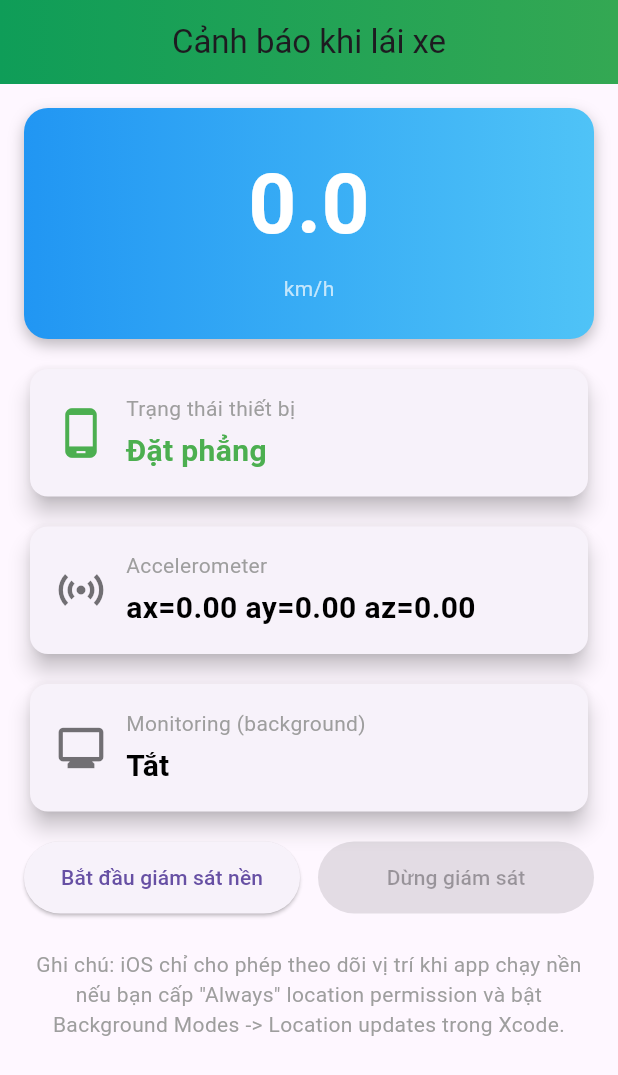
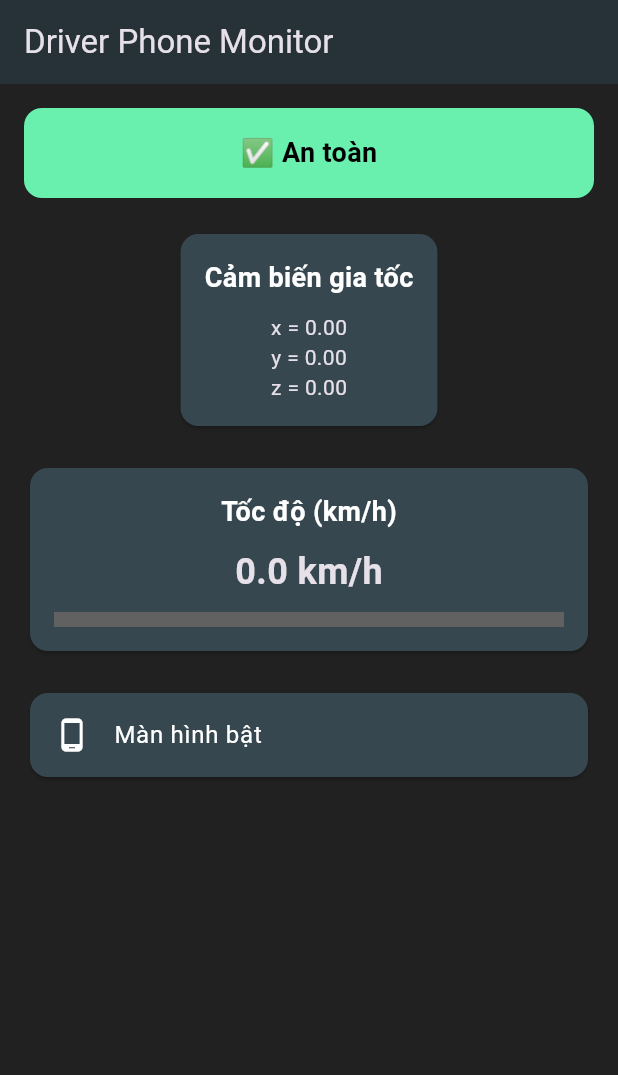
Before and after one commit to nguyenquangnam1988vt-eng/flutter_app, a Flutter app: the screen it shows after launch, on a phone screen of 412 x 824 dp. Shown: the top 1075 px of the screen. Run offline on Flutter 3.47's test engine with Material 3 defaults, Android fonts, the light colour scheme and no system bars; our stand-ins replace geolocator, permission_handler, sensors_plus, vibration.

Commit message:
update something

```diff
--- a/lib/main.dart
+++ b/lib/main.dart
@@ -1,315 +1,196 @@
-import 'dart:async';
 import 'package:flutter/material.dart';
-import 'package:flutter/services.dart';
+import 'package:sensors_plus/sensors_plus.dart';
 import 'package:geolocator/geolocator.dart';
-import 'package:sensors_plus/sensors_plus.dart';
-import 'package:flutter_local_notifications/flutter_local_notifications.dart';
+import 'package:vibration/vibration.dart';
 import 'package:permission_handler/permission_handler.dart';
-import 'package:vibration/vibration.dart';
 
 void main() {
-  WidgetsFlutterBinding.ensureInitialized();
-  runApp(const MyApp());
+  runApp(MyApp());
 }
 
-const MethodChannel _nativeChannel = MethodChannel('driver_monitor/native');
-
-class MyApp extends StatefulWidget {
-  const MyApp({super.key});
+class MyApp extends StatelessWidget {
   @override
-  State<MyApp> createState() => _MyAppState();
+  Widget build(BuildContext context) {
+    return MaterialApp(
+      title: 'Driver Phone Monitor',
+      theme: ThemeData(
+        primarySwatch: Colors.blue,
+        brightness: Brightness.dark,
+      ),
+      home: Dashboard(),
+      debugShowCheckedModeBanner: false,
+    );
+  }
 }
 
-enum PhonePosition { Flat, Upright, Tilted }
+class Dashboard extends StatefulWidget {
+  @override
+  State<Dashboard> createState() => _DashboardState();
+}
 
-class _MyAppState extends State<MyApp> {
-  final FlutterLocalNotificationsPlugin _localNotif = FlutterLocalNotificationsPlugin();
-
-  double _ax = 0, _ay = 0, _az = 0;
-  double _speedKmh = 0;
-  bool _alerted = false;
-  bool _isMonitoring = false;
-
-  PhonePosition _position = PhonePosition.Flat;
-
-  StreamSubscription<AccelerometerEvent>? _accelSub;
-  StreamSubscription<Position>? _posSub;
+class _DashboardState extends State<Dashboard> with SingleTickerProviderStateMixin {
+  double x = 0, y = 0, z = 0;
+  double speed = 0;
+  bool screenOn = true; // Giả lập
+  bool alert = false;
 
   @override
   void initState() {
     super.initState();
-    _initNotifications();
-    _setupNativeCallback();
-    _startAccelerometer();
-    _listenPositionForeground();
+    _requestPermissions();
+    _listenSensors();
+    _listenLocation();
   }
 
-  @override
-  void dispose() {
-    _accelSub?.cancel();
-    _posSub?.cancel();
-    super.dispose();
+  Future<void> _requestPermissions() async {
+    await Permission.location.request();
+    await Permission.sensors.request();
   }
 
-  Future<void> _initNotifications() async {
-    const android = AndroidInitializationSettings('@mipmap/ic_launcher');
-    const iOS = DarwinInitializationSettings();
-    await _localNotif.initialize(const InitializationSettings(android: android, iOS: iOS));
-  }
-
-  void _setupNativeCallback() {
-    _nativeChannel.setMethodCallHandler((call) async {
-      if (call.method == 'backgroundSpeedAlert') {
-        final args = call.arguments as Map<dynamic, dynamic>?;
-        final speed = (args?['speed'] ?? 0).toDouble();
-        _showBackgroundAlert(speed);
-      }
+  void _listenSensors() {
+    accelerometerEvents.listen((event) {
+      setState(() {
+        x = event.x;
+        y = event.y;
+        z = event.z;
+      });
+      _checkAlert();
     });
   }
 
-  Future<void> _showBackgroundAlert(double speed) async {
-    const androidDetails = AndroidNotificationDetails(
-        'bg_alerts', 'Background Alerts',
-        channelDescription: 'Alerts sent from iOS native when speed threshold exceeded',
-        importance: Importance.max, priority: Priority.high);
-    const iOSDetails = DarwinNotificationDetails();
-    const details = NotificationDetails(android: androidDetails, iOS: iOSDetails);
+  void _listenLocation() async {
+    bool serviceEnabled = await Geolocator.isLocationServiceEnabled();
+    if (!serviceEnabled) return;
 
-    await _localNotif.show(999, 'Cảnh báo nền',
-        'Phát hiện di chuyển ${speed.toStringAsFixed(1)} km/h — mở app để kiểm tra', details);
-
-    if (await Vibration.hasVibrator() ?? false) Vibration.vibrate(duration: 800);
-  }
-
-  void _startAccelerometer() {
-    _accelSub = accelerometerEvents.listen((e) {
+    Geolocator.getPositionStream(
+      locationSettings: const LocationSettings(
+        accuracy: LocationAccuracy.high,
+        distanceFilter: 1,
+      ),
+    ).listen((Position position) {
       setState(() {
-        _ax = e.x;
-        _ay = e.y;
-        _az = e.z;
-        _position = _detectPhonePosition(_ax, _ay, _az);
+        speed = position.speed * 3.6; // m/s -> km/h
       });
+      _checkAlert();
     });
   }
 
-  PhonePosition _detectPhonePosition(double ax, double ay, double az) {
-    if (az.abs() > 7 && ax.abs() < 3 && ay.abs() < 3) return PhonePosition.Flat;
-    if (az.abs() < 5 && (ax.abs() > 5 || ay.abs() > 5)) return PhonePosition.Upright;
-    return PhonePosition.Tilted;
-  }
+  void _checkAlert() {
+    bool isTilted = (x.abs() > 3 || y.abs() > 3); // điều chỉnh theo cảm biến
+    bool overSpeed = speed > 30; // >30 km/h
 
-  void _listenPositionForeground() async {
-    final status = await Permission.locationWhenInUse.request();
-    if (!status.isGranted) return;
-
-    const settings = LocationSettings(
-        accuracy: LocationAccuracy.bestForNavigation, distanceFilter: 5);
-
-    _posSub = Geolocator.getPositionStream(locationSettings: settings)
-        .listen((pos) {
-      final speed = (pos.speed >= 0) ? pos.speed * 3.6 : 0.0;
-      setState(() => _speedKmh = speed);
-    });
-  }
-
-  void _onUserInteraction() {
-    const speedThreshold = 30.0;
-    if (_position != PhonePosition.Flat && _speedKmh > speedThreshold && !_alerted) {
-      _triggerForegroundAlert();
+    if (isTilted && screenOn && overSpeed) {
+      if (!alert) Vibration.vibrate(duration: 1000);
+      setState(() {
+        alert = true;
+      });
+      print("⚠️ Cảnh báo: Không sử dụng điện thoại khi lái xe!");
+    } else {
+      setState(() {
+        alert = false;
+      });
     }
   }
 
-  Future<void> _triggerForegroundAlert() async {
-    _alerted = true;
+  Color getAlertColor() => alert ? Colors.redAccent : Colors.greenAccent;
 
-    if (await Vibration.hasVibrator() ?? false) Vibration.vibrate(duration: 1000);
+  @override
+  Widget build(BuildContext context) {
+    return Scaffold(
+      backgroundColor: Colors.grey[900],
+      appBar: AppBar(
+        title: Text("Driver Phone Monitor"),
+        backgroundColor: Colors.blueGrey[900],
+      ),
+      body: Padding(
+        padding: const EdgeInsets.all(16.0),
+        child: Column(
+          children: [
+            // Alert Banner
+            AnimatedContainer(
+              duration: Duration(milliseconds: 500),
+              height: 60,
+              width: double.infinity,
+              decoration: BoxDecoration(
+                color: getAlertColor(),
+                borderRadius: BorderRadius.circular(12),
+              ),
+              alignment: Alignment.center,
+              child: Text(
+                alert ? "⚠️ Cảnh báo: Không sử dụng điện thoại!" : "✅ An toàn",
+                style: TextStyle(
+                  color: Colors.black,
+                  fontWeight: FontWeight.bold,
+                  fontSize: 18,
+                ),
+              ),
+            ),
+            SizedBox(height: 20),
 
-    const androidDetails = AndroidNotificationDetails('fg_alerts', 'Foreground Alerts',
-        channelDescription: 'FG alerts', importance: Importance.max, priority: Priority.high);
-    const iOSDetails = DarwinNotificationDetails();
-    await _localNotif.show(1, 'Cảnh báo lái xe',
-        'Phát hiện thao tác khi đang di chuyển >30 km/h', const NotificationDetails(android: androidDetails, iOS: iOSDetails));
+            // Accelerometer Card
+            Card(
+              color: Colors.blueGrey[800],
+              shape: RoundedRectangleBorder(borderRadius: BorderRadius.circular(12)),
+              child: Padding(
+                padding: const EdgeInsets.all(16.0),
+                child: Column(
+                  children: [
+                    Text(
+                      "Cảm biến gia tốc",
+                      style: TextStyle(fontSize: 18, fontWeight: FontWeight.bold, color: Colors.white),
+                    ),
+                    SizedBox(height: 10),
+                    Text("x = ${x.toStringAsFixed(2)}"),
+                    Text("y = ${y.toStringAsFixed(2)}"),
+                    Text("z = ${z.toStringAsFixed(2)}"),
+                  ],
+                ),
+              ),
+            ),
+            SizedBox(height: 20),
 
-    if (mounted) {
-      showDialog(
-        context: context,
-        builder: (c) {
-          return AlertDialog(
-            title: const Text('Cảnh báo'),
-            content: const Text(
-                'Phát hiện sử dụng điện thoại khi phương tiện đang di chuyển. Vui lòng dừng xe để sử dụng.'),
-            actions: [
-              TextButton(onPressed: () => Navigator.of(c).pop(), child: const Text('OK'))
-            ],
-          );
-        },
-      );
-    }
+            // Speed Card
+            Card(
+              color: Colors.blueGrey[800],
+              shape: RoundedRectangleBorder(borderRadius: BorderRadius.circular(12)),
+              child: Padding(
+                padding: const EdgeInsets.all(16.0),
+                child: Column(
+                  children: [
+                    Text(
+                      "Tốc độ (km/h)",
+                      style: TextStyle(fontSize: 18, fontWeight: FontWeight.bold, color: Colors.white),
+                    ),
+                    SizedBox(height: 10),
+                    Text(
+                      "${speed.toStringAsFixed(1)} km/h",
+                      style: TextStyle(fontSize: 24, fontWeight: FontWeight.bold),
+                    ),
+                    SizedBox(height: 10),
+                    LinearProgressIndicator(
+                      value: (speed / 100).clamp(0, 1),
+                      color: alert ? Colors.redAccent : Colors.greenAccent,
+                      backgroundColor: Colors.grey[700],
+                      minHeight: 10,
+                    ),
+                  ],
+                ),
+              ),
+            ),
+            SizedBox(height: 20),
 
-    Future.delayed(const Duration(seconds: 20), () {
-      _alerted = false;
-    });
-  }
-
-  Future<void> _startBackgroundMonitoring() async {
-    try {
-      await _nativeChannel.invokeMethod('startBackground');
-      setState(() => _isMonitoring = true);
-    } on PlatformException catch (e) {
-      debugPrint('startBackground failed: $e');
-    }
-  }
-
-  Future<void> _stopBackgroundMonitoring() async {
-    try {
-      await _nativeChannel.invokeMethod('stopBackground');
-      setState(() => _isMonitoring = false);
-    } on PlatformException catch (e) {
-      debugPrint('stopBackground failed: $e');
-    }
-  }
-
-  Widget _buildStatusCard(String title, String value, {Color? color, IconData? icon}) {
-    return Card(
-      elevation: 6,
-      shape: RoundedRectangleBorder(borderRadius: BorderRadius.circular(12)),
-      child: Container(
-        padding: const EdgeInsets.all(16),
-        width: double.infinity,
-        child: Row(
-          children: [
-            if (icon != null) Icon(icon, size: 36, color: color ?? Colors.black54),
-            if (icon != null) const SizedBox(width: 12),
-            Column(
-              crossAxisAlignment: CrossAxisAlignment.start,
-              children: [
-                Text(title, style: const TextStyle(fontSize: 14, color: Colors.grey)),
-                const SizedBox(height: 4),
-                Text(value,
-                    style: TextStyle(
-                        fontSize: 20, fontWeight: FontWeight.bold, color: color ?? Colors.black)),
-              ],
-            )
+            // Screen status
+            Card(
+              color: Colors.blueGrey[800],
+              shape: RoundedRectangleBorder(borderRadius: BorderRadius.circular(12)),
+              child: ListTile(
+                leading: Icon(screenOn ? Icons.phone_android : Icons.phone_disabled, color: Colors.white),
+                title: Text("Màn hình bật", style: TextStyle(color: Colors.white)),
+              ),
+            ),
           ],
         ),
       ),
     );
   }
-
-  Color _getPositionColor() {
-    switch (_position) {
-      case PhonePosition.Flat:
-        return Colors.green;
-      case PhonePosition.Upright:
-        return Colors.red;
-      case PhonePosition.Tilted:
-        return Colors.orange;
-    }
-  }
-
-  IconData _getPositionIcon() {
-    switch (_position) {
-      case PhonePosition.Flat:
-        return Icons.phone_android;
-      case PhonePosition.Upright:
-        return Icons.phone_iphone;
-      case PhonePosition.Tilted:
-        return Icons.screen_rotation;
-    }
-  }
-
-  @override
-  Widget build(BuildContext context) {
-    return Listener(
-      behavior: HitTestBehavior.translucent,
-      onPointerDown: (_) => _onUserInteraction(),
-      child: MaterialApp(
-        debugShowCheckedModeBanner: false,
-        home: Scaffold(
-          appBar: AppBar(
-            title: const Text('Cảnh báo khi lái xe'),
-            centerTitle: true,
-            flexibleSpace: Container(
-              decoration: const BoxDecoration(
-                  gradient: LinearGradient(colors: [Color(0xFF0F9D58), Color(0xFF34A853)])),
-            ),
-          ),
-          body: SingleChildScrollView(
-            padding: const EdgeInsets.all(16),
-            child: Column(
-              children: [
-                Container(
-                  width: double.infinity,
-                  padding: const EdgeInsets.symmetric(vertical: 24),
-                  decoration: BoxDecoration(
-                    borderRadius: BorderRadius.circular(16),
-                    gradient: const LinearGradient(
-                        colors: [Color(0xFF2196F3), Color(0xFF4FC3F7)]),
-                    boxShadow: const [
-                      BoxShadow(color: Colors.black26, blurRadius: 8, offset: Offset(0, 4))
-                    ],
-                  ),
-                  child: Column(
-                    children: [
-                      Text('${_speedKmh.toStringAsFixed(1)}',
-                          style: const TextStyle(
-                              fontSize: 56, fontWeight: FontWeight.bold, color: Colors.white)),
-                      const SizedBox(height: 6),
-                      const Text('km/h', style: TextStyle(color: Colors.white70)),
-                    ],
-                  ),
-                ),
-                const SizedBox(height: 16),
-                _buildStatusCard('Trạng thái thiết bị',
-                    _position == PhonePosition.Flat
-                        ? 'Đặt phẳng'
-                        : _position == PhonePosition.Upright
-                            ? 'Dựng thẳng'
-                            : 'Nghiêng',
-                    color: _getPositionColor(),
-                    icon: _getPositionIcon()),
-                const SizedBox(height: 12),
-                _buildStatusCard(
-                    'Accelerometer',
-                    'ax=${_ax.toStringAsFixed(2)} ay=${_ay.toStringAsFixed(2)} az=${_az.toStringAsFixed(2)}',
-                    icon: Icons.sensors),
-                const SizedBox(height: 12),
-                _buildStatusCard('Monitoring (background)', _isMonitoring ? 'Bật' : 'Tắt',
-                    icon: Icons.monitor),
-                const SizedBox(height: 16),
-                Row(
-                  children: [
-                    Expanded(
-                      child: ElevatedButton(
-                        onPressed: _isMonitoring ? null : _startBackgroundMonitoring,
-                        style: ElevatedButton.styleFrom(
-                            padding: const EdgeInsets.symmetric(vertical: 14)),
-                        child: const Text('Bắt đầu giám sát nền'),
-                      ),
-                    ),
-                    const SizedBox(width: 12),
-                    Expanded(
-                      child: ElevatedButton(
-                        onPressed: _isMonitoring ? _stopBackgroundMonitoring : null,
-                        style: ElevatedButton.styleFrom(
-                            backgroundColor: Colors.red,
-                            padding: const EdgeInsets.symmetric(vertical: 14)),
-                        child: const Text('Dừng giám sát'),
-                      ),
-                    ),
-                  ],
-                ),
-                const SizedBox(height: 24),
-                const Text(
-                  'Ghi chú: iOS chỉ cho phép theo dõi vị trí khi app chạy nền nếu bạn cấp "Always" location permission và bật Background Modes -> Location updates trong Xcode.',
-                  style: TextStyle(color: Colors.grey),
-                  textAlign: TextAlign.center,
-                ),
-              ],
-            ),
-          ),
-        ),
-      ),
-    );
-  }
 }
```
Also changed, not shown: pubspec.yaml (+4 -4 lines), 1 other file.
